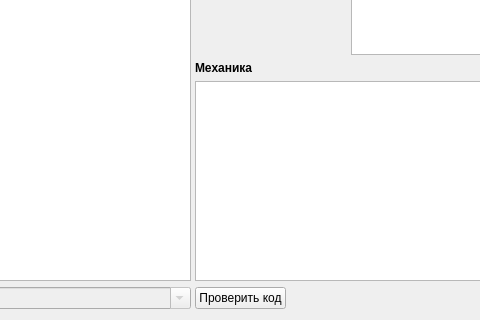
Before: the Qt Designer form formpartwire/formpartwire.ui in Sergeyego/certificates, drawn with Qt 5; both pictures show x 166 to 646 and y 528 to 848 of the 1250 by 848 pixel window.
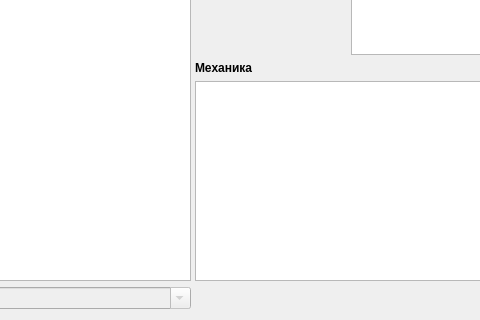
After: the same form once the commit is applied. Custom widgets are drawn as their Qt base class.

```diff
--- a/formpartwire/formpartwire.ui
+++ b/formpartwire/formpartwire.ui
@@ -509,13 +509,6 @@
        </item>
        <item>
         <layout class="QHBoxLayout" name="horizontalLayout_9">
-         <item>
-          <widget class="QPushButton" name="pushButtonCode">
-           <property name="text">
-            <string>Проверить код</string>
-           </property>
-          </widget>
-         </item>
          <item>
           <spacer name="horizontalSpacer_4">
            <property name="orientation">
```
